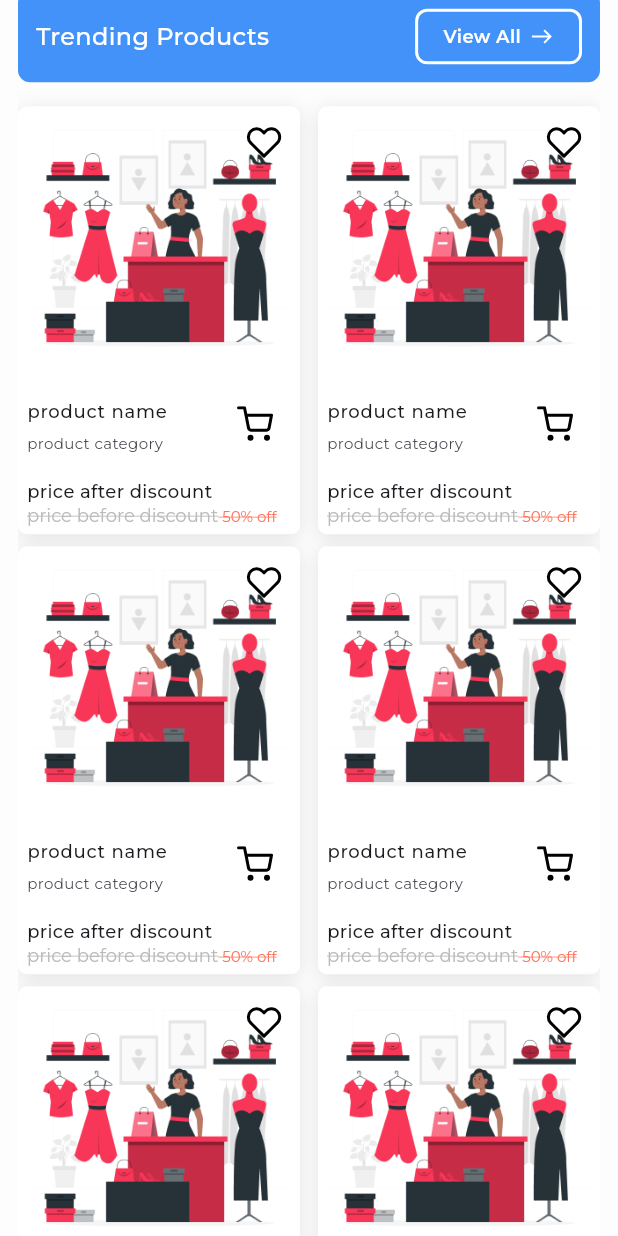
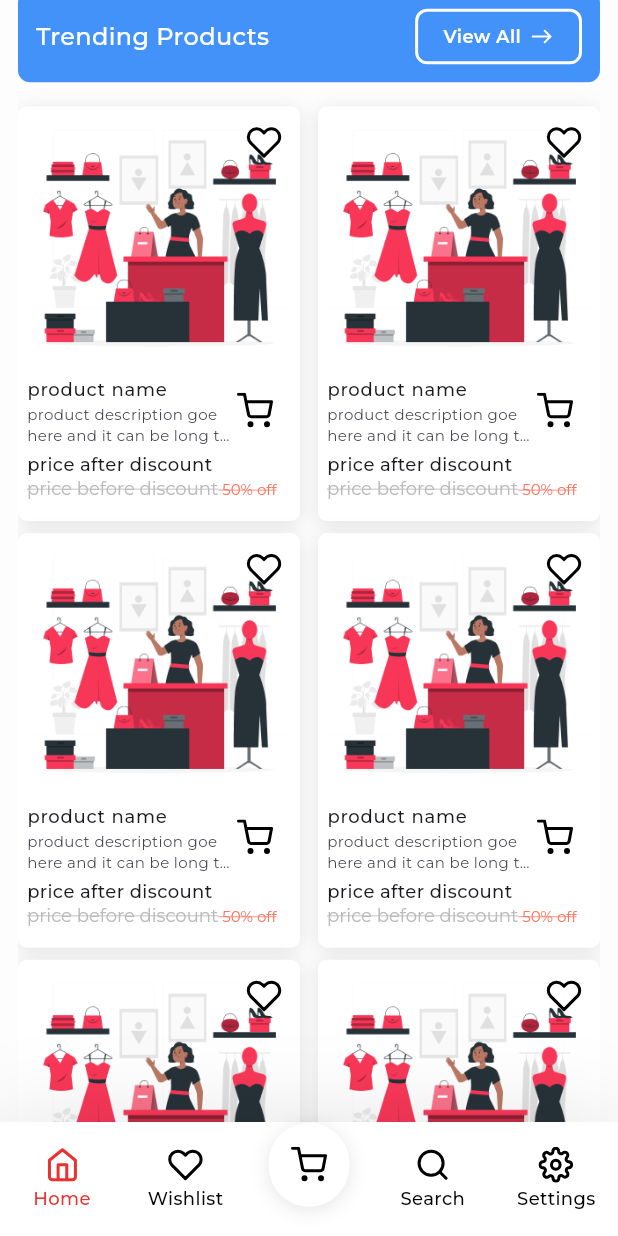
Before and after one commit to Ahmedmo1910/stylish, a Flutter app: the HomeScreen screen opened by its route, scrolled down 576 dp, on a phone screen of 412 x 824 dp. Run offline on Flutter 3.47's test engine with Material 3 defaults, Android fonts, the phone set to English and light mode, and no system bars; our stand-ins replace bloc, cloud_firestore, dartz, dots_indicator, firebase_auth, firebase_core and 6 more; missing offline and left inert: flutter_facebook_auth; accounts and stored records are empty.

Commit message:
update product item widget & create custom bottom nav bar

```diff
--- a/lib/core/widgets/product_item.dart
+++ b/lib/core/widgets/product_item.dart
@@ -31,15 +31,20 @@ class ProductItem extends StatelessWidget {
                     'assets/images/onBoarding1.png',
                   ),
                   ListTile(
+                    minVerticalPadding: 4.0,
                     contentPadding: EdgeInsets.zero,
-                    horizontalTitleGap: 0,
+                    horizontalTitleGap: -12.0,
                     title: const Text(
                       'product name',
                       style: AppTextStyles.regular12,
+                      overflow: TextOverflow.ellipsis,
+                      maxLines: 1,
                     ),
                     subtitle: const Text(
-                      'product category',
+                      'product description goe here and it can be long text',
                       style: AppTextStyles.small10,
+                      overflow: TextOverflow.ellipsis,
+                      maxLines: 2,
                     ),
                     trailing: IconButton(
                       onPressed: () {
--- /dev/null
+++ b/lib/features/home/domain/entities/bottom_navigation_bar_entity.dart
@@ -0,0 +1,38 @@
+class BottomNavigationBarEntity {
+  final String activeImage, inactiveImage;
+  final String name;
+
+  BottomNavigationBarEntity({
+    required this.activeImage,
+    required this.inactiveImage,
+    required this.name,
+  });
+}
+
+List<BottomNavigationBarEntity> get bottomNavigationBarItem => [
+      BottomNavigationBarEntity(
+        activeImage: 'assets/icons/home.svg',
+        inactiveImage: 'assets/icons/home.svg',
+        name: 'Home',
+      ),
+      BottomNavigationBarEntity(
+        activeImage: 'assets/icons/heart.svg',
+        inactiveImage: 'assets/icons/heart.svg',
+        name: 'Wishlist',
+      ),
+      BottomNavigationBarEntity(
+        activeImage: 'assets/icons/cart.svg',
+        inactiveImage: 'assets/icons/cart.svg',
+        name: 'Cart',
+      ),
+      BottomNavigationBarEntity(
+        activeImage: 'assets/icons/search.svg',
+        inactiveImage: 'assets/icons/search.svg',
+        name: 'Search',
+      ),
+      BottomNavigationBarEntity(
+        activeImage: 'assets/icons/settings.svg',
+        inactiveImage: 'assets/icons/settings.svg',
+        name: 'Settings',
+      ),
+    ];
--- a/lib/features/home/presentation/views/home_screen.dart
+++ b/lib/features/home/presentation/views/home_screen.dart
@@ -1,4 +1,5 @@
 import 'package:flutter/material.dart';
+import 'package:stylish/features/home/presentation/views/widgets/custom_bottom_navigation_bar.dart';
 import 'package:stylish/features/home/presentation/views/widgets/home_screen_body.dart';
 
 class HomeScreen extends StatelessWidget {
@@ -9,6 +10,7 @@ class HomeScreen extends StatelessWidget {
   @override
   Widget build(BuildContext context) {
     return const Scaffold(
+      bottomNavigationBar: CustomBottomNavigationBar(),
       backgroundColor: Color(0xFFFDFDFD),
       body: SafeArea(
         child: HomeScreenBody(),
--- /dev/null
+++ b/lib/features/home/presentation/views/widgets/active_item.dart
@@ -0,0 +1,67 @@
+import 'package:flutter/material.dart';
+import 'package:flutter_svg/svg.dart';
+import 'package:stylish/core/utils/app_text_styles.dart';
+
+class ActiveItem extends StatelessWidget {
+  const ActiveItem({
+    super.key,
+    required this.image,
+    required this.text,
+    required this.isCard,
+  });
+
+  final String image;
+  final String text;
+  final bool isCard;
+
+  @override
+  Widget build(BuildContext context) {
+    return Column(
+      mainAxisAlignment: MainAxisAlignment.center,
+      crossAxisAlignment: CrossAxisAlignment.center,
+      children: [
+        isCard
+            ? Container(
+                width: 53.85,
+                height: 56,
+                decoration: BoxDecoration(
+                  color: const Color(0xFFEB3030),
+                  borderRadius: BorderRadius.circular(50.0),
+                  boxShadow: [
+                    BoxShadow(
+                      color: Colors.black.withOpacity(0.1),
+                      blurRadius: 10,
+                      offset: const Offset(0, 2),
+                    ),
+                  ],
+                ),
+                child: Center(
+                  child: SvgPicture.asset(
+                    image,
+                    colorFilter: const ColorFilter.mode(
+                      Colors.white,
+                      BlendMode.srcIn,
+                    ),
+                  ),
+                ),
+              )
+            : SvgPicture.asset(
+                image,
+                colorFilter: const ColorFilter.mode(
+                  Color(0xFFEB3030),
+                  BlendMode.srcIn,
+                ),
+              ),
+        const SizedBox(height: 2),
+        isCard
+            ? const Text('', style: AppTextStyles.regular12)
+            : Text(
+                text,
+                style: AppTextStyles.regular12.copyWith(
+                  color: const Color(0xFFEB3030),
+                ),
+              ),
+      ],
+    );
+  }
+}
--- /dev/null
+++ b/lib/features/home/presentation/views/widgets/custom_bottom_navigation_bar.dart
@@ -0,0 +1,52 @@
+import 'package:flutter/material.dart';
+import 'package:stylish/features/home/domain/entities/bottom_navigation_bar_entity.dart';
+import 'navigation_bar_item.dart';
+
+class CustomBottomNavigationBar extends StatefulWidget {
+  const CustomBottomNavigationBar({super.key});
+
+  @override
+  State<CustomBottomNavigationBar> createState() =>
+      _CustomBottomNavigationBarState();
+}
+
+int currentIndex = 0;
+
+class _CustomBottomNavigationBarState extends State<CustomBottomNavigationBar> {
+  @override
+  Widget build(BuildContext context) {
+    return Container(
+      width: double.infinity,
+      height: 76,
+      decoration: BoxDecoration(
+        color: const Color(0xFFFFFFFF),
+        boxShadow: [
+          BoxShadow(
+            color: Colors.black.withOpacity(0.1),
+            blurRadius: 50,
+            offset: const Offset(0, -2),
+          ),
+        ],
+      ),
+      child: Row(
+        children: bottomNavigationBarItem.asMap().entries.map((item) {
+          var index = item.key;
+          var entity = item.value;
+          return Expanded(
+            child: GestureDetector(
+              onTap: () {
+                setState(() {
+                  currentIndex = index;
+                });
+              },
+              child: NavigationBarItem(
+                isSelected: currentIndex == index,
+                bottomNavigationBarEntity: entity,
+              ),
+            ),
+          );
+        }).toList(),
+      ),
+    );
+  }
+}
--- /dev/null
+++ b/lib/features/home/presentation/views/widgets/in_active_item.dart
@@ -0,0 +1,58 @@
+import 'package:flutter/material.dart';
+import 'package:flutter_svg/svg.dart';
+import 'package:stylish/core/utils/app_text_styles.dart';
+
+class INActiveItem extends StatelessWidget {
+  const INActiveItem({
+    super.key,
+    required this.image,
+    required this.isCard,
+    this.text = '',
+  });
+  final String image;
+  final String text;
+  final bool
+      isCard; // Assuming this is a default value, as it was not used in the original code
+  @override
+  Widget build(BuildContext context) {
+    return Column(
+      mainAxisAlignment: MainAxisAlignment.center,
+      crossAxisAlignment: CrossAxisAlignment.center,
+      children: [
+        isCard
+            ? Container(
+                width: 53.85,
+                height: 56,
+                decoration: BoxDecoration(
+                  color: Colors.white,
+                  borderRadius: BorderRadius.circular(50.0),
+                  boxShadow: [
+                    BoxShadow(
+                      color: Colors.black.withOpacity(0.1),
+                      blurRadius: 10,
+                      offset: const Offset(0, 2),
+                    ),
+                  ],
+                ),
+                child: Center(
+                  child: SvgPicture.asset(
+                    image,
+                  ),
+                ),
+              )
+            : SvgPicture.asset(
+                image,
+              ),
+        const SizedBox(height: 2),
+        isCard
+            ? const Text('', style: AppTextStyles.regular12)
+            : Text(
+                text,
+                style: AppTextStyles.regular12.copyWith(
+                  color: Colors.black,
+                ),
+              ),
+      ],
+    );
+  }
+}
--- /dev/null
+++ b/lib/features/home/presentation/views/widgets/navigation_bar_item.dart
@@ -0,0 +1,30 @@
+import 'package:flutter/material.dart';
+import 'package:stylish/features/home/domain/entities/bottom_navigation_bar_entity.dart';
+import 'active_item.dart';
+import 'in_active_item.dart';
+
+class NavigationBarItem extends StatelessWidget {
+  const NavigationBarItem({
+    super.key,
+    required this.isSelected,
+    required this.bottomNavigationBarEntity,
+  });
+  final bool isSelected;
+  final BottomNavigationBarEntity bottomNavigationBarEntity;
+  @override
+  Widget build(BuildContext context) {
+    return isSelected
+        ? ActiveItem(
+            image: bottomNavigationBarEntity.activeImage,
+            text: bottomNavigationBarEntity.name,
+            isCard: bottomNavigationBarEntity.name.toLowerCase() ==
+                "cart",
+          )
+        : INActiveItem(
+            image: bottomNavigationBarEntity.inactiveImage,
+            text: bottomNavigationBarEntity.name,
+            isCard: bottomNavigationBarEntity.name.toLowerCase() ==
+                "cart",
+          );
+  }
+}
--- a/lib/features/home/presentation/views/widgets/trending_product_grid_view.dart
+++ b/lib/features/home/presentation/views/widgets/trending_product_grid_view.dart
@@ -9,7 +9,7 @@ class TrendingProductGridView extends StatelessWidget {
     return SliverGrid.builder(
       gridDelegate: const SliverGridDelegateWithFixedCrossAxisCount(
         crossAxisCount: 2,
-        childAspectRatio: 170 / 258,
+        childAspectRatio: 170 / 250,
         crossAxisSpacing: 12.0,
         mainAxisSpacing: 8.0,
       ),
```
Also changed, not shown: assets/icons/home.svg (added), assets/icons/search.svg (added), assets/icons/settings.svg (added).
